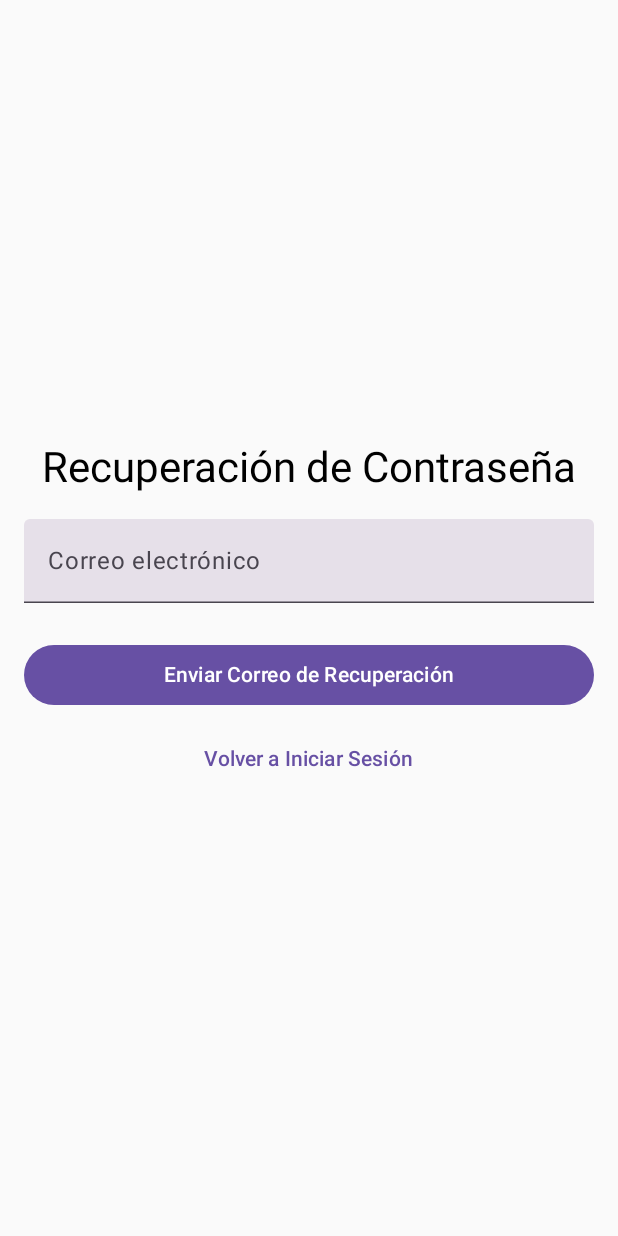
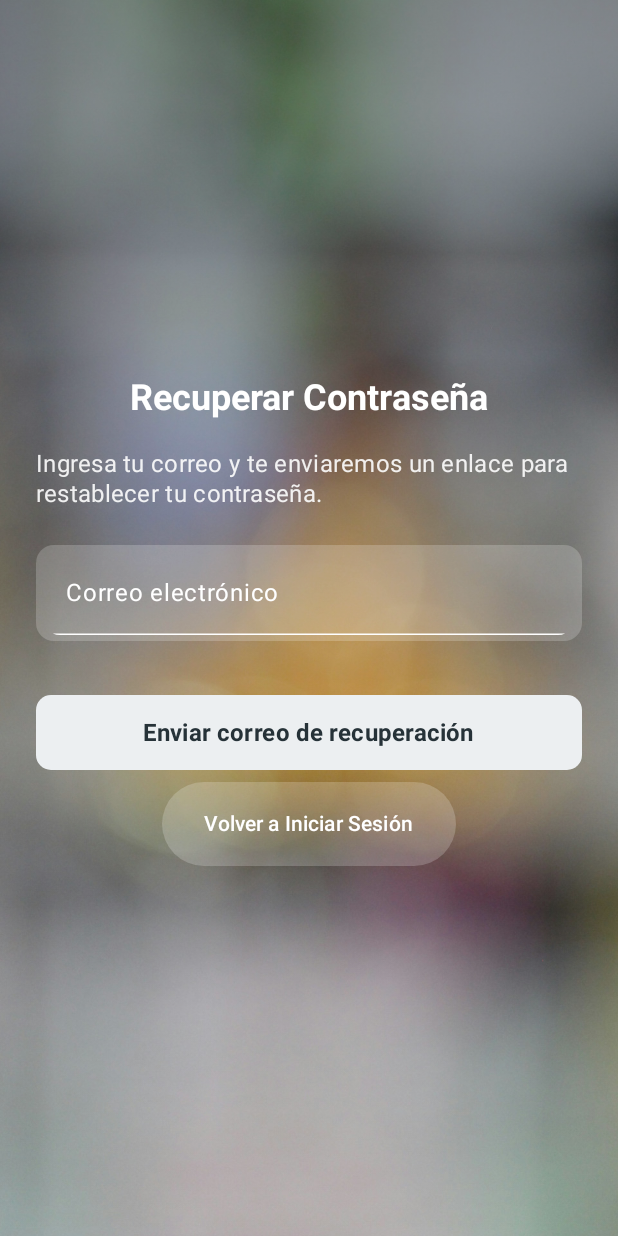
Before and after one commit to AdriFdezz/LostAndFound, an Android app built with Jetpack Compose: the PasswordRecoveryScreen screen opened through its navigation route, on a phone screen of 412 x 824 dp. Run offline under Robolectric (Android 15) with nearby library versions, the phone set to English and light mode, and no system bars; our stand-ins replace Firebase (no records; nobody signed in at launch, a user with empty details on screens opened directly), livedata-compose.

Commit message:
visual y animaciones de recuperar constraseña

```diff
--- a/app/src/main/kotlin/com/adrifdezz/lostandfound/ui/components/PasswordRecoveryScreen.kt
+++ b/app/src/main/kotlin/com/adrifdezz/lostandfound/ui/components/PasswordRecoveryScreen.kt
@@ -1,82 +1,219 @@
 package com.adrifdezz.lostandfound.ui.components
 
+import androidx.compose.foundation.Image
+import androidx.compose.foundation.background
 import androidx.compose.foundation.layout.*
+import androidx.compose.foundation.shape.CircleShape
+import androidx.compose.foundation.shape.RoundedCornerShape
 import androidx.compose.material3.*
 import androidx.compose.runtime.*
 import androidx.compose.runtime.livedata.observeAsState
-import androidx.compose.runtime.saveable.rememberSaveable
+import androidx.lifecycle.viewmodel.compose.viewModel
 import androidx.compose.ui.Alignment
 import androidx.compose.ui.Modifier
+import androidx.compose.ui.draw.alpha
+import androidx.compose.ui.graphics.Brush
+import androidx.compose.ui.graphics.Color
+import androidx.compose.ui.layout.ContentScale
+import androidx.compose.ui.res.painterResource
+import androidx.compose.ui.text.font.FontWeight
 import androidx.compose.ui.unit.dp
-import androidx.lifecycle.viewmodel.compose.viewModel
+import androidx.compose.ui.unit.sp
 import com.adrifdezz.lostandfound.ui.viewmodel.AuthViewModel
+import com.adrifdezz.lostandfound.R
 import kotlinx.coroutines.delay
-import java.lang.System.currentTimeMillis
+import kotlinx.coroutines.launch
 
 @Composable
 fun PasswordRecoveryScreen(authViewModel: AuthViewModel = viewModel(), onBack: () -> Unit) {
-    var correo by rememberSaveable { mutableStateOf("") }
+    var correo by remember { mutableStateOf("") }
+    var errorCorreo by remember { mutableStateOf(false) }
+
     val mensajeRecuperacion by authViewModel.mensajeRecuperacion.observeAsState()
-    val lastRequestTime by authViewModel.lastRequestTime.observeAsState(0L)
     val remainingTime by authViewModel.remainingTime.observeAsState(0L)
+
+    val coroutineScope = rememberCoroutineScope()
 
     LaunchedEffect(Unit) {
         authViewModel.calcularTiempoRestante()
-        authViewModel.limpiarMensajeRecuperacion() // 🔹 Limpia el mensaje al entrar
-        println("DEBUG: Pantalla cargada - lastRequestTime = $lastRequestTime, remainingTime = $remainingTime")
+        authViewModel.limpiarMensajeRecuperacion()
     }
 
+    var progress by remember { mutableFloatStateOf(1f) }
+
     LaunchedEffect(remainingTime) {
+        if (remainingTime > 0) {
+            coroutineScope.launch {
                 while (remainingTime > 0) {
                     delay(1000L)
-            authViewModel.reducirTiempoCooldown()
+                    progress = remainingTime / 60f
+                }
+            }
+        } else {
+            progress = 0f
         }
     }
 
-    Column(
+    val errorColor = Color(0xFFFF6F61) // 🔹 Rojo menos brillante para errores
+    val buttonBackground = Color.White.copy(alpha = 0.2f) // 🔹 Fondo gris semitransparente
+
+    Box(modifier = Modifier.fillMaxSize()) {
+        Image(
+            painter = painterResource(id = R.drawable.fondo_distorsion),
+            contentDescription = null,
+            modifier = Modifier.fillMaxSize(),
+            contentScale = ContentScale.Crop
+        )
+
+        Box(
             modifier = Modifier
                 .fillMaxSize()
-            .padding(16.dp),
+                .background(Brush.verticalGradient(listOf(Color.Black.copy(alpha = 0.4f), Color.Transparent)))
+        )
+
+        Box(modifier = Modifier.fillMaxSize().padding(24.dp)) {
+            Column(
+                modifier = Modifier.fillMaxSize(),
                 horizontalAlignment = Alignment.CenterHorizontally,
                 verticalArrangement = Arrangement.Center
             ) {
-        Text(text = "Recuperación de Contraseña", style = MaterialTheme.typography.headlineMedium)
+                Text(
+                    text = "Recuperar Contraseña",
+                    style = MaterialTheme.typography.headlineMedium.copy(
+                        fontWeight = FontWeight.Bold,
+                        fontSize = 24.sp
+                    ),
+                    color = Color.White
+                )
+
                 Spacer(modifier = Modifier.height(16.dp))
 
+                Text(
+                    text = "Ingresa tu correo y te enviaremos un enlace para restablecer tu contraseña.",
+                    style = MaterialTheme.typography.bodyMedium.copy(fontSize = 16.sp),
+                    modifier = Modifier.alpha(0.9f),
+                    color = Color.White
+                )
+
+                Spacer(modifier = Modifier.height(24.dp))
+
+                Box(
+                    modifier = Modifier
+                        .fillMaxWidth()
+                        .background(buttonBackground, shape = RoundedCornerShape(12.dp))
+                        .padding(4.dp)
+                ) {
                     TextField(
                         value = correo,
-            onValueChange = { correo = it },
-            label = { Text("Correo electrónico") },
-            modifier = Modifier.fillMaxWidth()
+                        onValueChange = {
+                            correo = it
+                            errorCorreo = false
+                        },
+                        label = { Text("Correo electrónico", color = Color.White) },
+                        modifier = Modifier.fillMaxWidth(),
+                        shape = RoundedCornerShape(12.dp),
+                        singleLine = true,
+                        colors = TextFieldDefaults.colors(
+                            focusedTextColor = Color.White,
+                            unfocusedTextColor = Color.White,
+                            unfocusedContainerColor = Color.Transparent,
+                            focusedContainerColor = Color.Transparent,
+                            cursorColor = Color.White,
+                            focusedLabelColor = Color.White,
+                            unfocusedLabelColor = Color.White,
+                            focusedIndicatorColor = Color.White,
+                            unfocusedIndicatorColor = Color.White
                         )
-
-        Spacer(modifier = Modifier.height(8.dp))
-
-        if (mensajeRecuperacion?.isNotEmpty() == true) {
-            Text(
-                text = mensajeRecuperacion!!,
-                color = if (mensajeRecuperacion == "Correo de recuperación enviado") MaterialTheme.colorScheme.primary else MaterialTheme.colorScheme.error
                     )
                 }
 
-        Spacer(modifier = Modifier.height(16.dp))
+                if (errorCorreo) {
+                    Text(
+                        text = "El correo no puede estar vacío.",
+                        color = errorColor,
+                        fontSize = 14.sp,
+                        fontWeight = FontWeight.Medium,
+                        modifier = Modifier.align(Alignment.Start)
+                    )
+                }
 
+                Spacer(modifier = Modifier.height(12.dp))
+
+                if (!mensajeRecuperacion.isNullOrEmpty()) {
+                    Text(
+                        text = mensajeRecuperacion ?: "",
+                        color = if (mensajeRecuperacion == "Correo de recuperación enviado") Color.White else errorColor,
+                        fontSize = 14.sp,
+                        fontWeight = FontWeight.Medium
+                    )
+                }
+
+                Spacer(modifier = Modifier.height(24.dp))
+
+                Box(
+                    modifier = Modifier
+                        .fillMaxWidth()
+                        .height(50.dp)
+                        .background(if (remainingTime > 0) Color.Gray else Color(0xFFECEFF1), RoundedCornerShape(10.dp))
+                ) {
                     Button(
                         onClick = {
-                if (correo.isNotBlank()) { // 🔹 Corregido: Solo envía si el correo no está vacío
+                            if (correo.isBlank()) {
+                                errorCorreo = true
+                            } else {
                                 authViewModel.recuperarContrasena(correo)
                             }
                         },
-            modifier = Modifier.fillMaxWidth(),
-            enabled = remainingTime == 0L // Deshabilita el botón si hay cooldown activo
+                        modifier = Modifier
+                            .fillMaxWidth()
+                            .height(50.dp)
+                            .alpha(if (remainingTime > 0) 0.5f else 1f),
+                        shape = RoundedCornerShape(10.dp),
+                        colors = ButtonDefaults.buttonColors(
+                            containerColor = Color.Transparent,
+                            contentColor = if (remainingTime > 0) Color(0xFFB0BEC5) else Color(0xFF263238)
+                        ),
+                        enabled = remainingTime == 0L
                     ) {
-            Text(text = if (remainingTime > 0) "Espera $remainingTime s" else "Enviar Correo de Recuperación")
+                        Text(
+                            text = if (remainingTime > 0) "Esperando..." else "Enviar correo de recuperación",
+                            fontSize = 16.sp,
+                            fontWeight = FontWeight.Bold
+                        )
+                    }
+
+                    if (remainingTime > 0) {
+                        LinearProgressIndicator(
+                            progress = { progress },
+                            modifier = Modifier
+                                .fillMaxWidth()
+                                .align(Alignment.BottomCenter),
+                            color = Color(0xFFB0BEC5),
+                            trackColor = Color.Transparent
+                        )
+                    }
                 }
 
                 Spacer(modifier = Modifier.height(8.dp))
 
-        TextButton(onClick = onBack) {
-            Text(text = "Volver a Iniciar Sesión")
+                Box(
+                    modifier = Modifier
+                        .background(buttonBackground, shape = CircleShape)
+                        .padding(horizontal = 8.dp, vertical = 2.dp)
+                ) {
+                    TextButton(
+                        onClick = onBack,
+                        modifier = Modifier.padding(horizontal = 8.dp, vertical = 2.dp)
+                    ) {
+                        Text(
+                            text = "Volver a Iniciar Sesión",
+                            fontSize = 14.sp,
+                            fontWeight = FontWeight.Medium,
+                            color = Color.White
+                        )
                     }
                 }
             }
+        }
+    }
+}
--- a/app/src/main/kotlin/com/adrifdezz/lostandfound/ui/viewmodel/AuthViewModel.kt
+++ b/app/src/main/kotlin/com/adrifdezz/lostandfound/ui/viewmodel/AuthViewModel.kt
@@ -19,14 +19,11 @@ class AuthViewModel(private val authRepository: AuthRepository) : ViewModel() {
 
     val esInicioSesionExitoso = MutableLiveData(false)
 
-    // 🔹 Variables para el cooldown
     private val _lastRequestTime = MutableLiveData(0L)
-    val lastRequestTime: LiveData<Long> get() = _lastRequestTime
-
     private val _remainingTime = MutableLiveData(0L)
     val remainingTime: LiveData<Long> get() = _remainingTime
 
-    private val cooldownTime = 60_000L // 60 segundos en milisegundos
+    private val cooldownTime = 60_000L
 
     fun registrar(correo: String, contrasena: String, nombre: String) {
         authRepository.registrar(correo, contrasena, nombre) { usuario, error ->
@@ -50,11 +47,17 @@ class AuthViewModel(private val authRepository: AuthRepository) : ViewModel() {
     }
 
     fun recuperarContrasena(correo: String) {
+        if ((_remainingTime.value ?: 0) > 0) {
+            return
+        }
+
         authRepository.recuperarContrasena(correo) { exito, mensaje ->
             _mensajeRecuperacion.postValue(mensaje)
             if (exito) {
-                _lastRequestTime.postValue(System.currentTimeMillis())
-                _remainingTime.postValue(cooldownTime / 1000)
+                val tiempoActual = System.currentTimeMillis()
+                _lastRequestTime.postValue(tiempoActual)
+                _remainingTime.value = cooldownTime / 1000
+                println("✅ Correo enviado. Iniciando cooldown: ${_remainingTime.value}")
                 iniciarContadorCooldown()
             }
         }
@@ -64,24 +67,24 @@ class AuthViewModel(private val authRepository: AuthRepository) : ViewModel() {
         viewModelScope.launch {
             while ((_remainingTime.value ?: 0) > 0) {
                 delay(1000L)
-                reducirTiempoCooldown()
+                val tiempoRestante = (_remainingTime.value ?: 1) - 1
+                _remainingTime.postValue(if (tiempoRestante >= 0) tiempoRestante else 0)
             }
         }
-    }
-
-    fun reducirTiempoCooldown() {
-        val tiempoRestante = (_remainingTime.value ?: 1) - 1
-        _remainingTime.postValue(if (tiempoRestante >= 0) tiempoRestante else 0)
     }
 
     fun calcularTiempoRestante() {
         val currentTime = System.currentTimeMillis()
         val elapsedTime = currentTime - (_lastRequestTime.value ?: 0)
+
+
         if (elapsedTime < cooldownTime) {
-            _remainingTime.postValue((cooldownTime - elapsedTime) / 1000)
+            val tiempoRestante = (cooldownTime - elapsedTime) / 1000
+            _remainingTime.value = tiempoRestante
+            iniciarContadorCooldown()
         } else {
-            _remainingTime.postValue(0L)
-            _lastRequestTime.postValue(0L)
+            _remainingTime.value = 0L
+            _lastRequestTime.value = 0L
         }
     }
 
```
Also changed, not shown: app/src/main/kotlin/com/adrifdezz/lostandfound/data/AuthRepository.kt (+5 -10 lines), app/src/main/res/drawable/fondo_distorsion.jpg (added). Lines whose indentation alone changed are shown as unchanged.
